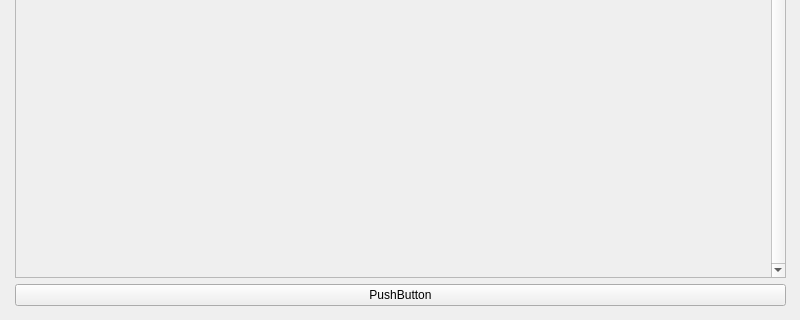
Above: vendingmachine.ui from cjmin1233/QtVendingMachine before the change; both pictures show x 0 to 800 and y 280 to 600 of the 800 by 600 pixel window. Below: the same form after it.
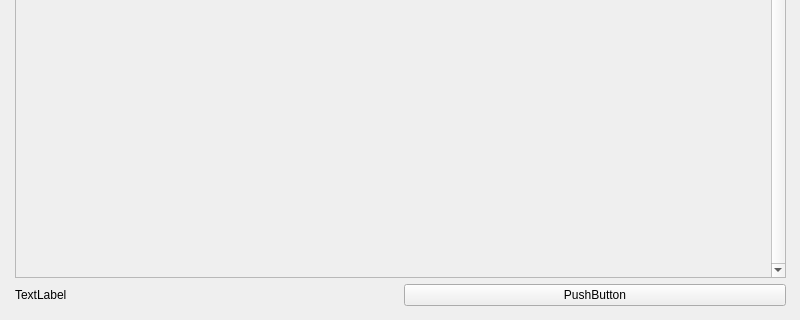
That is the form after the change.

Commit message: FSM 기능 구현

Patch:
```diff
--- a/vendingmachine.ui
+++ b/vendingmachine.ui
@@ -69,6 +69,13 @@
       <property name="sizeConstraint">
        <enum>QLayout::SetDefaultConstraint</enum>
       </property>
+      <item>
+       <widget class="QLabel" name="labelBalance">
+        <property name="text">
+         <string>TextLabel</string>
+        </property>
+       </widget>
+      </item>
       <item>
        <widget class="QPushButton" name="pushButton">
         <property name="text">
```
Left out of the diff: 3 changed lines with no effect on the pictures. The commit also changes 2 other files.
